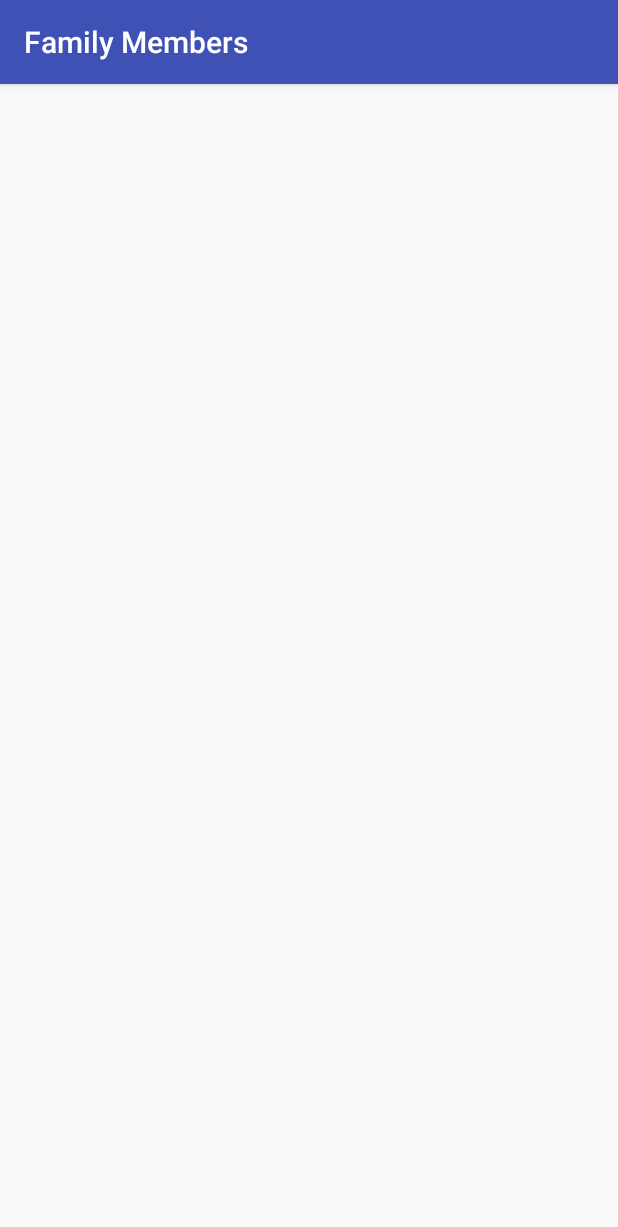
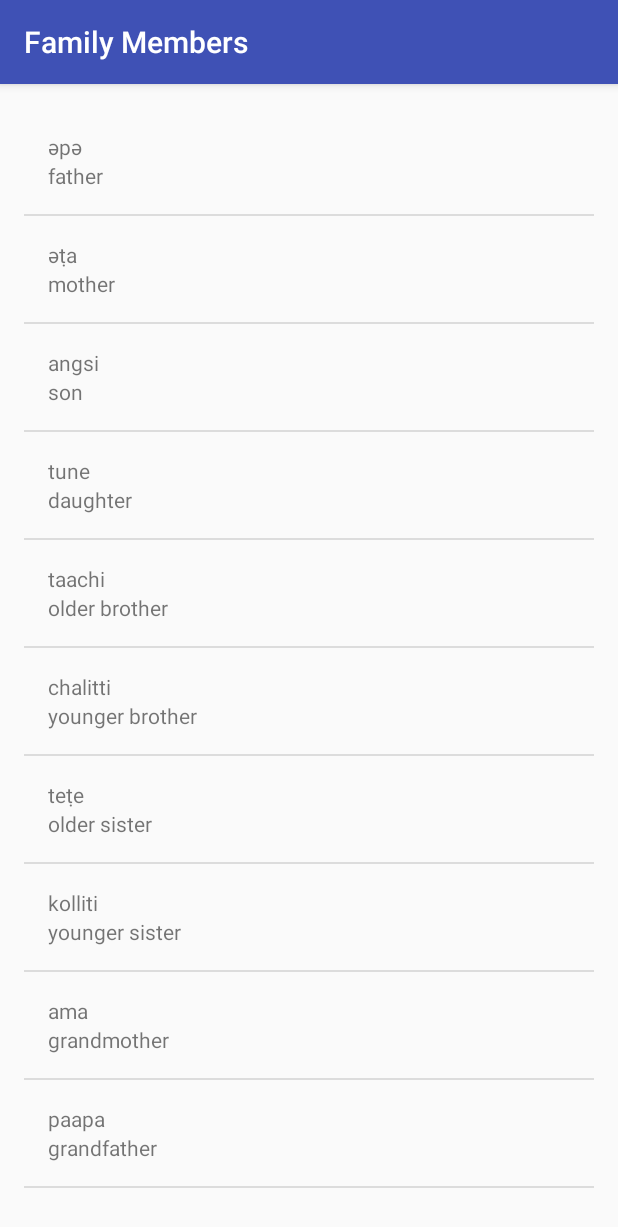
Before and after one commit to ramb0Ram/miwok_udacity_app, an Android app: the FamilyMembersActivity screen opened directly, with no data from a screen before it, on a phone screen of 412 x 824 dp. Shown: the top 1227 px of the screen. Run offline under Robolectric (Android 15) with nearby library versions, the light colour scheme and no system bars.

Commit message:
FamilyMembersActivity

```diff
--- a/app/src/main/java/com/example/goku/miwokudacityapp/FamilyMembersActivity.java
+++ b/app/src/main/java/com/example/goku/miwokudacityapp/FamilyMembersActivity.java
@@ -2,6 +2,9 @@ package com.example.goku.miwokudacityapp;
 
 import android.support.v7.app.AppCompatActivity;
 import android.os.Bundle;
+import android.widget.ListView;
+
+import java.util.ArrayList;
 
 public class FamilyMembersActivity extends AppCompatActivity {
 
@@ -9,5 +12,23 @@ public class FamilyMembersActivity extends AppCompatActivity {
     protected void onCreate(Bundle savedInstanceState) {
         super.onCreate(savedInstanceState);
         setContentView(R.layout.activity_family_members);
+
+        ArrayList<Word> words = new ArrayList<>();
+        words.add(new Word("father", "әpә"));
+        words.add(new Word("mother", "әṭa"));
+        words.add(new Word("son", "angsi"));
+        words.add(new Word("daughter", "tune"));
+        words.add(new Word("older brother", "taachi"));
+        words.add(new Word("younger brother", "chalitti"));
+        words.add(new Word("older sister", "teṭe"));
+        words.add(new Word("younger sister", "kolliti"));
+        words.add(new Word("grandmother", "ama"));
+        words.add(new Word("grandfather", "paapa"));
+
+        WordAdapter familyMembersAdapter = new WordAdapter(this, words);
+
+        ListView list = (ListView) findViewById(R.id.list_family);
+        list.setAdapter(familyMembersAdapter);
+
     }
 }
--- a/app/src/main/res/layout/activity_family_members.xml
+++ b/app/src/main/res/layout/activity_family_members.xml
@@ -1,13 +1,11 @@
 <?xml version="1.0" encoding="utf-8"?>
-<RelativeLayout xmlns:android="http://schemas.android.com/apk/res/android"
+<ListView xmlns:android="http://schemas.android.com/apk/res/android"
     xmlns:tools="http://schemas.android.com/tools"
-    android:id="@+id/activity_family_members"
+    android:id="@+id/list_family"
+    android:orientation="vertical"
     android:layout_width="match_parent"
     android:layout_height="match_parent"
     android:paddingBottom="@dimen/activity_vertical_margin"
     android:paddingLeft="@dimen/activity_horizontal_margin"
     android:paddingRight="@dimen/activity_horizontal_margin"
-    android:paddingTop="@dimen/activity_vertical_margin"
-    tools:context="com.example.goku.miwokudacityapp.FamilyMembersActivity">
-
-</RelativeLayout>
+    android:paddingTop="@dimen/activity_vertical_margin" />
```
